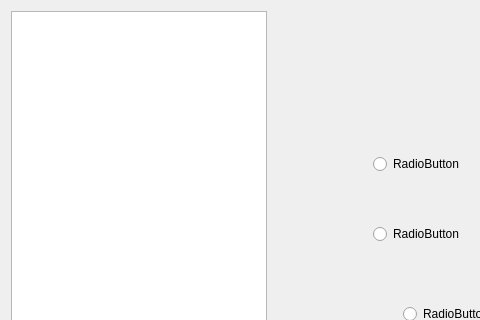
jondef/MiningForHumanity, file DonationMining/src/SettingsWindow.ui: the form before one commit; both pictures show x 0 to 480 and y 0 to 320 of the 619 by 621 pixel window.
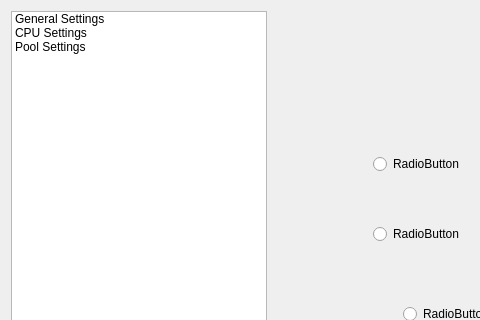
The form after the commit. The open tabs and pages were chosen to show the change.

What changed in the file:
```diff
--- a/DonationMining/src/SettingsWindow.ui
+++ b/DonationMining/src/SettingsWindow.ui
@@ -273,6 +273,21 @@
        <verstretch>0</verstretch>
       </sizepolicy>
      </property>
+     <item>
+      <property name="text">
+       <string>General Settings</string>
+      </property>
+     </item>
+     <item>
+      <property name="text">
+       <string>CPU Settings</string>
+      </property>
+     </item>
+     <item>
+      <property name="text">
+       <string>Pool Settings</string>
+      </property>
+     </item>
     </widget>
    </item>
   </layout>
```
Left out of the diff: 26 changed lines with no effect on the pictures.
